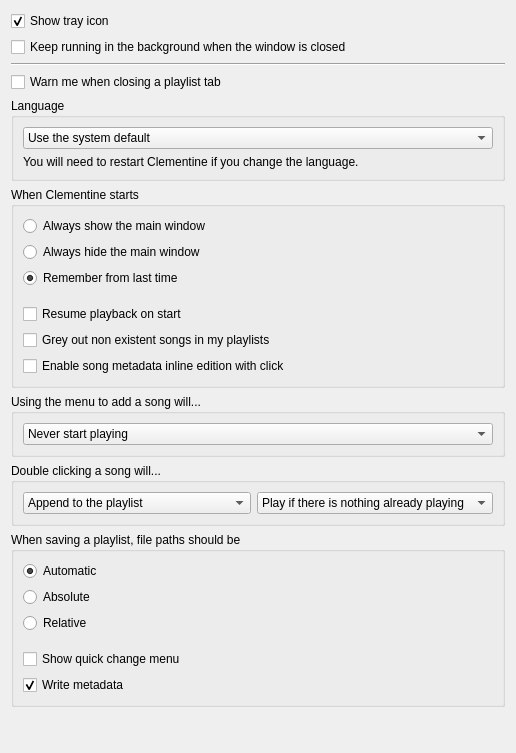
This is src/ui/behavioursettingspage.ui in clementine-player/Clementine as Qt 5 draws it before an edit. The edited form follows.
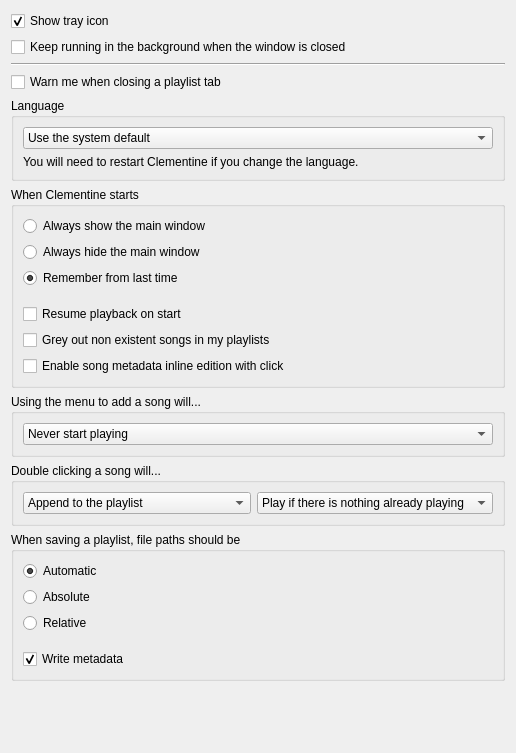
This is the edited form.

Commit message:
Revert "Add a quick change menu to the playlist container."
This reverts commit 1cddc696ae6192d18d9006ea26744ed905053abe.

Conflicts:
	src/ui/behavioursettingspage.ui

What changed in the file:
```diff
--- a/src/ui/behavioursettingspage.ui
+++ b/src/ui/behavioursettingspage.ui
@@ -281,13 +281,6 @@
         </property>
        </spacer>
       </item>
-      <item>
-       <widget class="QCheckBox" name="b_quickchange_menu">
-        <property name="text">
-         <string>Show quick change menu</string>
-        </property>
-       </widget>
-      </item>
       <item>
        <widget class="QCheckBox" name="b_write_metadata">
         <property name="text">
```
The commit also changes 2 other files.
